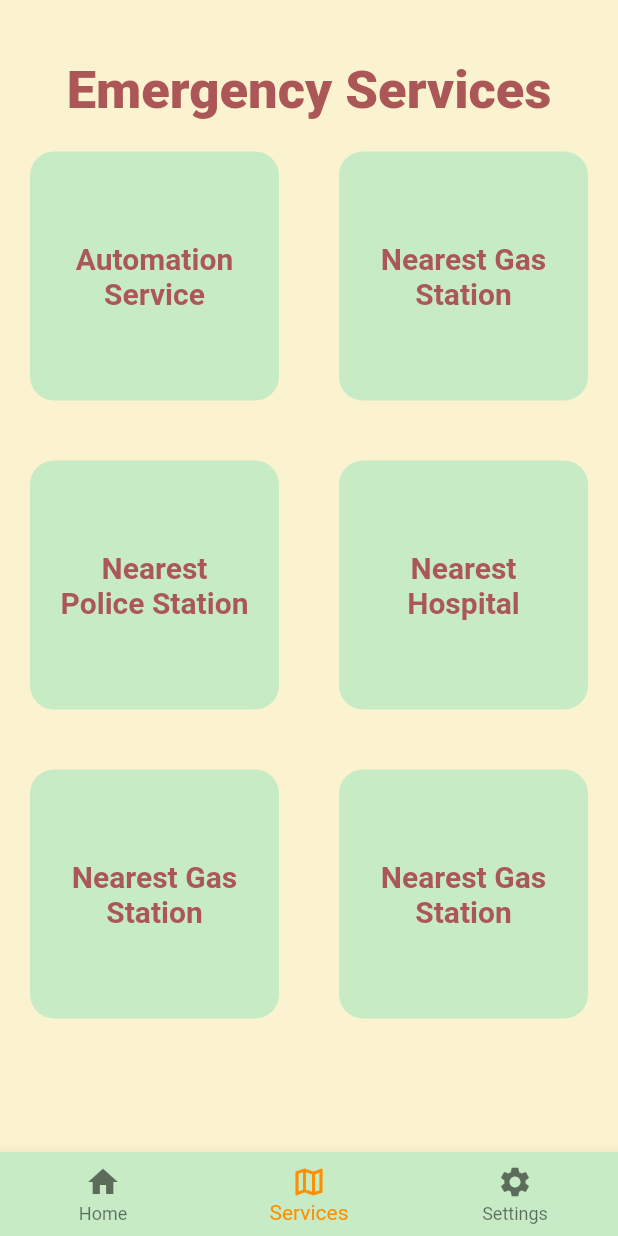
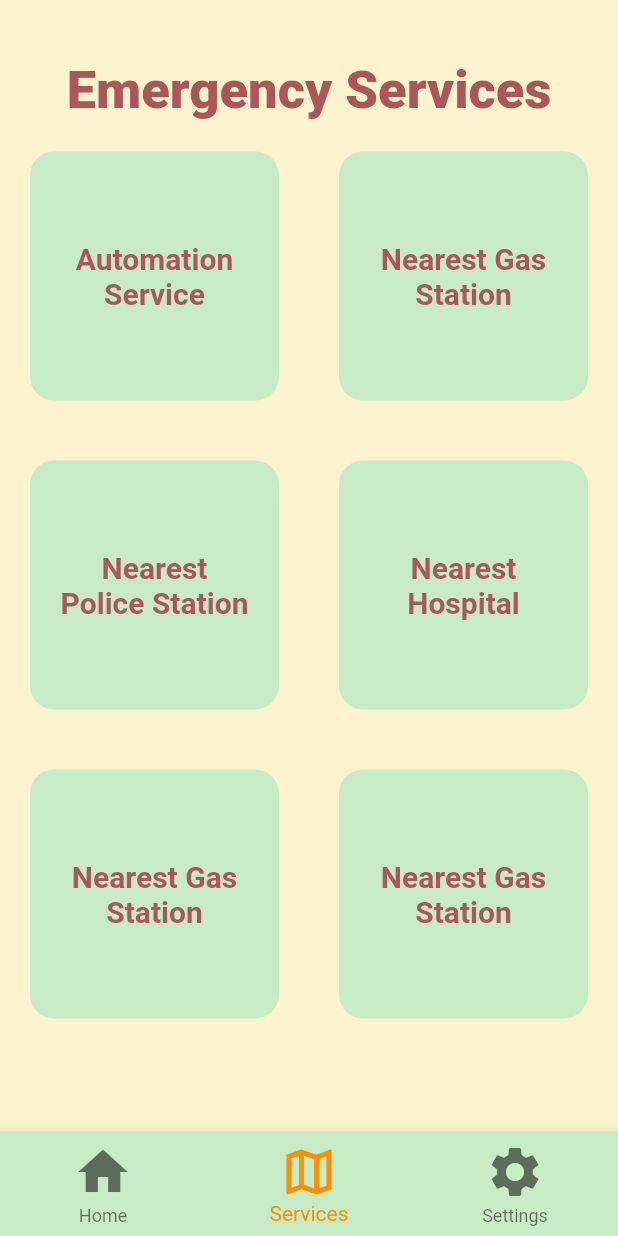
Before and after one commit to danamestrial/xpressready, a Flutter app: the screen it shows once a user with an empty profile is signed in, item 2 of the bottom bar chosen, on a phone screen of 412 x 824 dp. Run offline on Flutter 3.47's test engine with Material 2 defaults, Android fonts, the phone set to English and light mode, and no system bars; our stand-ins replace firebase_auth, firebase_core, google_sign_in, shared_preferences; accounts and stored records are empty; network calls fail.

Commit message:
feat: increase icon size on navbar

```diff
--- a/lib/screen/home_screen.dart
+++ b/lib/screen/home_screen.dart
@@ -39,15 +39,15 @@ class HomeScreenState extends State<HomeScreen> {
       bottomNavigationBar: BottomNavigationBar(
         items: const [
           BottomNavigationBarItem(
-            icon: Icon(Icons.home),
+            icon: Icon(Icons.home, size: 40,),
             label: 'Home',
           ),
           BottomNavigationBarItem(
-            icon: Icon(Icons.map_outlined),
+            icon: Icon(Icons.map_outlined, size: 40,),
             label: 'Services',
           ),
           BottomNavigationBarItem(
-            icon: Icon(Icons.settings),
+            icon: Icon(Icons.settings, size: 40,),
             label: 'Settings',
           ),
         ],
--- a/lib/services/gauth_service.dart
+++ b/lib/services/gauth_service.dart
@@ -15,7 +15,6 @@ class GAuthService {
         }
     );
 
-    try {
       // Pop up interaction sign in process with google
       final GoogleSignInAccount? gUser = await GoogleSignIn().signIn();
 
@@ -28,10 +27,11 @@ class GAuthService {
         idToken: gAuth.idToken,
       );
 
+    try {
       // signs in
       return await FirebaseAuth.instance.signInWithCredential(credential);
     } on FirebaseAuthException catch (e) {
-      print("Boom");
+      print("Boom ${e}");
     } finally {
       Navigator.pop(context);
     }
```
